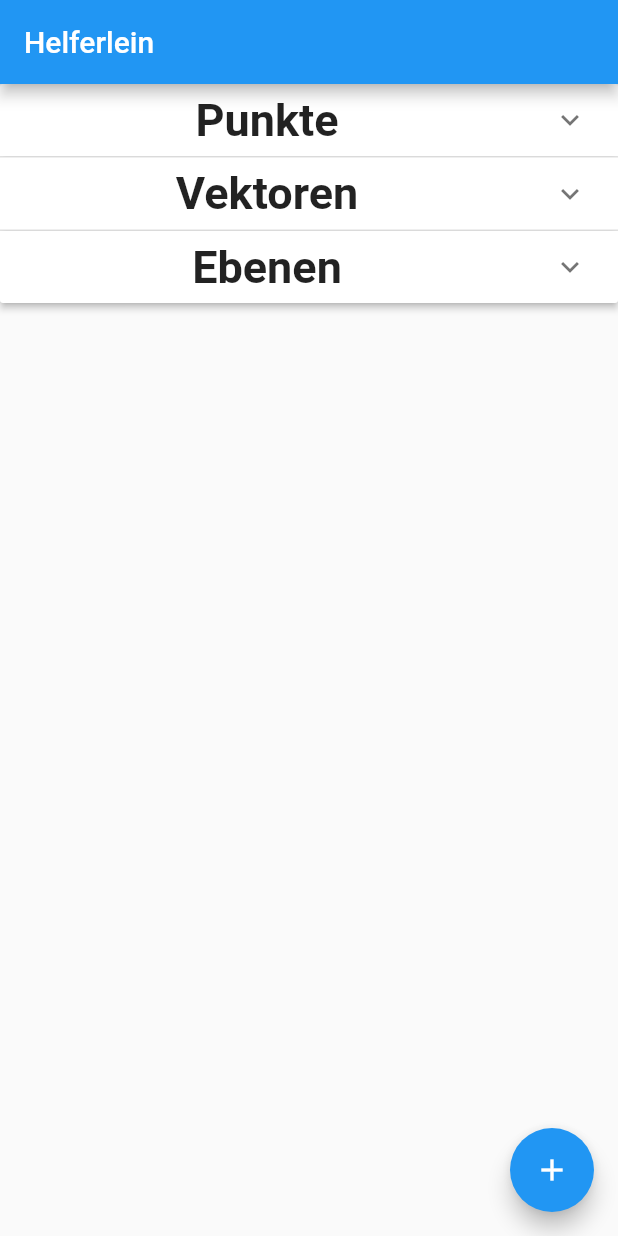
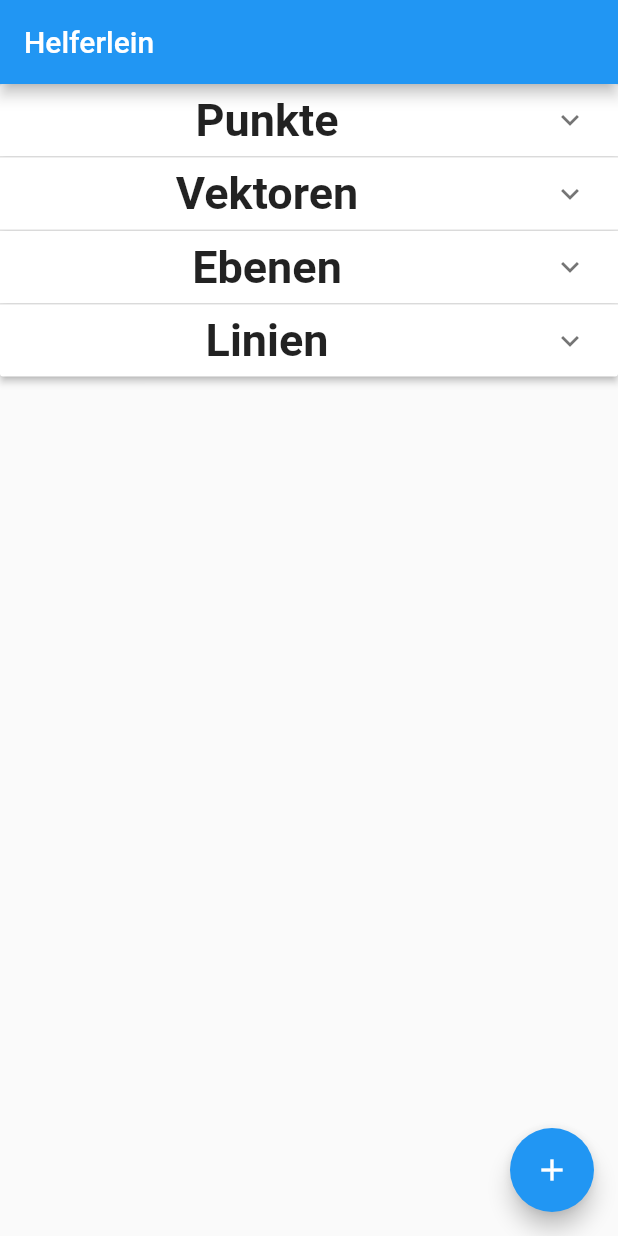
Before and after one commit to ts12345/helferlein, a Flutter app: the screen it shows after launch, on a phone screen of 412 x 824 dp. Run offline on Flutter 3.47's test engine with Material 2 defaults, Android fonts, the phone set to English and light mode, and no system bars.

Commit message:
Widgets für Linien

```diff
--- a/lib/ui/HomePage.dart
+++ b/lib/ui/HomePage.dart
@@ -1,9 +1,11 @@
 import 'package:flutter/material.dart';
 import 'package:helferlein/ui/AddPointWidget.dart';
 import 'package:helferlein/ui/AnimateExpanded.dart';
+import 'package:helferlein/ui/LineListWidget.dart';
 import 'package:helferlein/ui/PlaneListWidget.dart';
 import 'package:helferlein/ui/PointListWidget.dart';
 import 'package:helferlein/ui/VectorListWidget.dart';
+
 
 class HomePage extends StatelessWidget {
   @override
@@ -30,7 +32,11 @@ class HomePage extends StatelessWidget {
                     new ListItem(
                         title: "Ebenen",
                         subtitle: "",
-                        bodyBuilder: (context) => PlaneListWidget())
+                        bodyBuilder: (context) => PlaneListWidget()),
+                    new ListItem(
+                        title: "Linien",
+                        subtitle: "",
+                        bodyBuilder: (context) => LineListWidget())
                   ],
                 ),
               ),
```
Also changed, not shown: lib/ui/VectorEmptyWidget.dart (+24 -8 lines), lib/ui/VectorListWidget.dart (+4 -8 lines).
